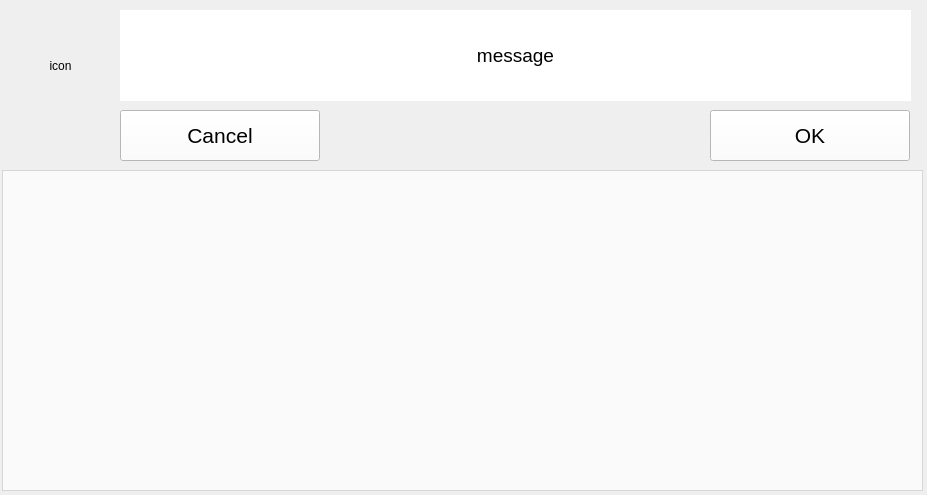
alfa-sw/alfa_cr6, file src/alfa_CR6_ui/ui/input_dialog.ui: the form before one commit.
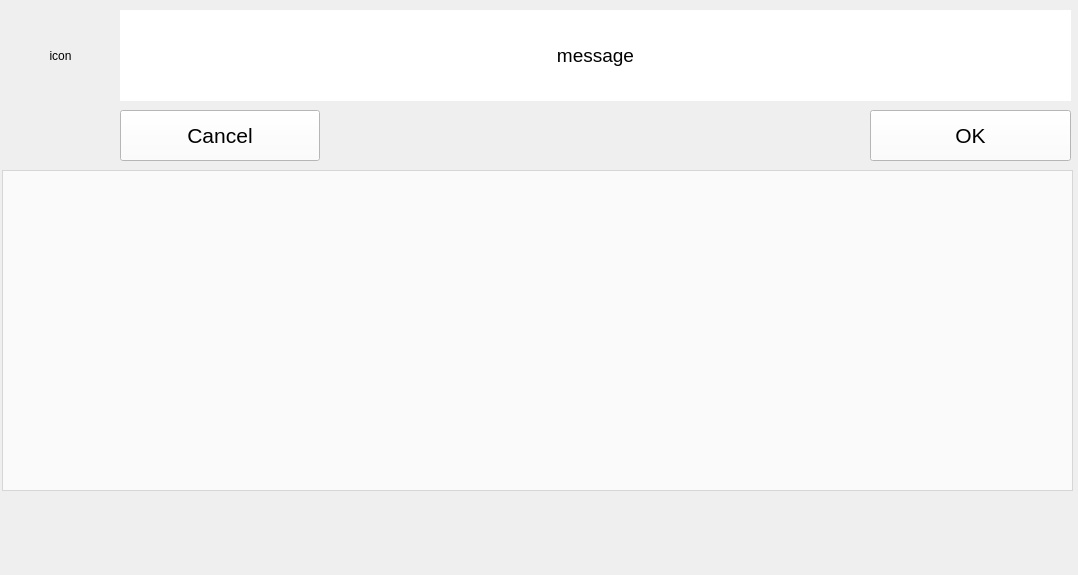
The form after the commit.

Diff of the .ui file:
```diff
--- a/src/alfa_CR6_ui/ui/input_dialog.ui
+++ b/src/alfa_CR6_ui/ui/input_dialog.ui
@@ -6,8 +6,8 @@
    <rect>
     <x>0</x>
     <y>0</y>
-    <width>927</width>
-    <height>495</height>
+    <width>1078</width>
+    <height>575</height>
    </rect>
   </property>
   <property name="windowTitle">
@@ -26,7 +26,7 @@
    <property name="geometry">
     <rect>
      <x>10</x>
-     <y>20</y>
+     <y>10</y>
      <width>101</width>
      <height>91</height>
     </rect>
@@ -49,7 +49,7 @@
     <rect>
      <x>120</x>
      <y>10</y>
-     <width>791</width>
+     <width>951</width>
      <height>91</height>
     </rect>
    </property>
@@ -73,7 +73,7 @@
     <rect>
      <x>2</x>
      <y>170</y>
-     <width>921</width>
+     <width>1071</width>
      <height>321</height>
     </rect>
    </property>
@@ -117,9 +117,9 @@
   <widget class="QPushButton" name="ok_button">
    <property name="geometry">
     <rect>
-     <x>710</x>
+     <x>870</x>
      <y>110</y>
-     <width>200</width>
+     <width>201</width>
      <height>51</height>
     </rect>
    </property>
```
